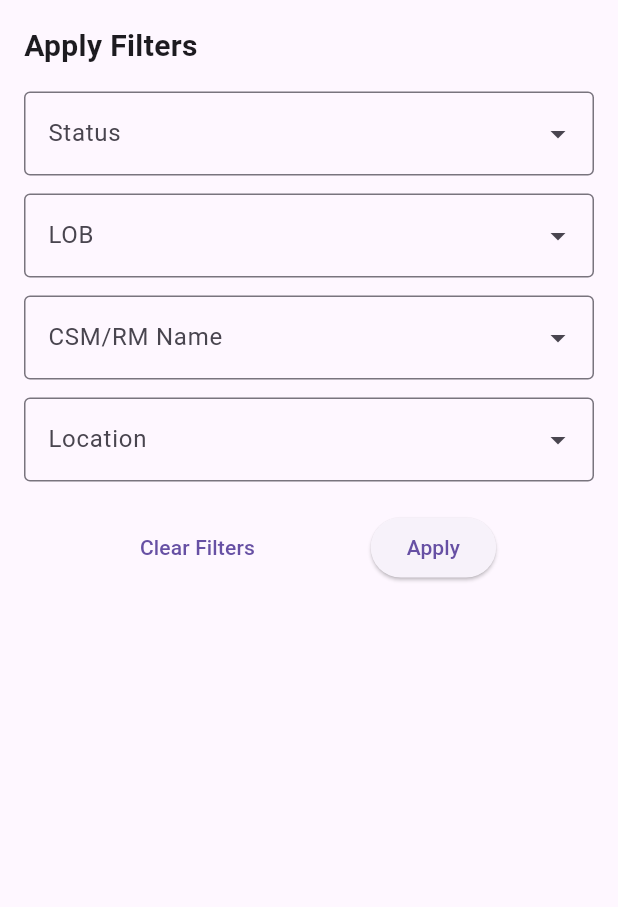
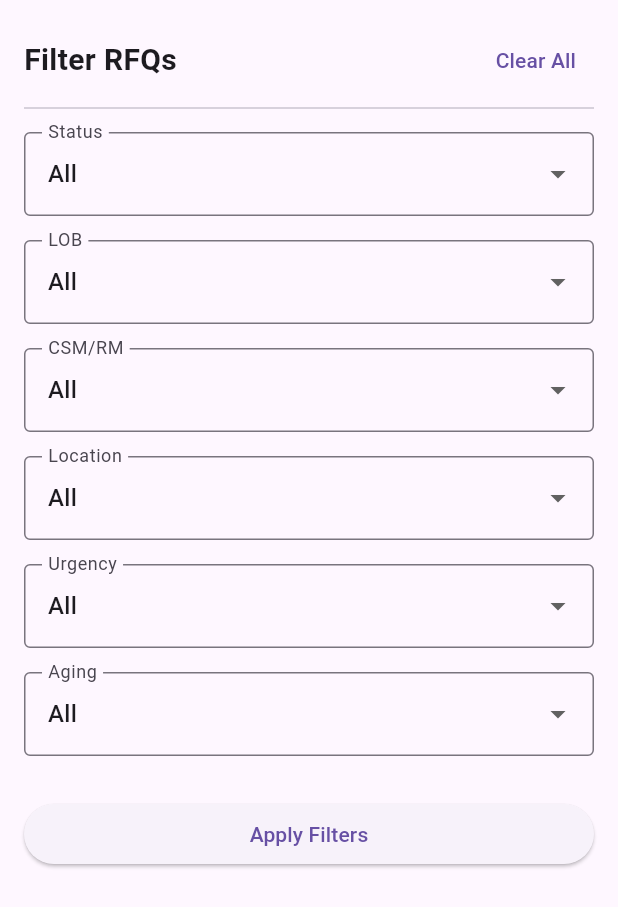
Before and after one commit to NexGenInsureTech/rfq-insights, a Flutter app: the FilterBottomSheet widget shown alone on an empty page, opened directly with empty values, on a phone screen of 412 x 824 dp. Shown: the top 907 px of the screen. Run offline on Flutter 3.47's test engine with Material 3 defaults, Android fonts, the phone set to English and light mode, and no system bars; drawn by our look-alikes of dropdown_search; our stand-ins replace cloud_firestore, csv, firebase_auth, firebase_core, fl_chart, web; missing offline and left inert: dart:js_interop; accounts and stored records are empty.

Commit message:
added the filter-feature of aging and urgency

```diff
--- a/rfq_insights/lib/screens/filter_bottom_sheet.dart
+++ b/rfq_insights/lib/screens/filter_bottom_sheet.dart
@@ -1,20 +1,23 @@
 import 'package:flutter/material.dart';
-import 'package:dropdown_search/dropdown_search.dart';
 
 class FilterBottomSheet extends StatefulWidget {
   final Set<String> uniqueStatuses;
   final Set<String> uniqueLOBs;
   final Set<String> uniqueCSMs;
-  final Set<String> uniqueLocations; // <-- NEW parameter
-  final Function(String?, String?, String?, String?)
-  onApplyFilters; // <-- Updated signature
+  final Set<String> uniqueLocations;
+  final List<String> urgencyFilters; // <-- NEW
+  final List<String> agingFilters; // <-- NEW
+  final Function(String?, String?, String?, String?, String?, String?)
+  onApplyFilters; // <-- UPDATED
 
   const FilterBottomSheet({
     super.key,
     required this.uniqueStatuses,
     required this.uniqueLOBs,
     required this.uniqueCSMs,
-    required this.uniqueLocations, // <-- Required here
+    required this.uniqueLocations,
+    required this.urgencyFilters,
+    required this.agingFilters,
     required this.onApplyFilters,
   });
 
@@ -26,136 +29,131 @@ class _FilterBottomSheetState extends State<FilterBottomSheet> {
   String? _selectedStatus;
   String? _selectedLOB;
   String? _selectedCSM;
-  String? _selectedLocation; // <-- NEW variable
+  String? _selectedLocation;
+  String? _selectedUrgency; // <-- NEW
+  String? _selectedAging; // <-- NEW
+
+  @override
+  void initState() {
+    super.initState();
+  }
+
+  void _clearFilters() {
+    setState(() {
+      _selectedStatus = null;
+      _selectedLOB = null;
+      _selectedCSM = null;
+      _selectedLocation = null;
+      _selectedUrgency = null;
+      _selectedAging = null;
+    });
+    // This will apply the cleared filters to the parent widget
+    widget.onApplyFilters(null, null, null, null, null, null);
+    Navigator.of(context).pop();
+  }
+
+  Widget _buildFilterDropdown({
+    required String label,
+    required List<String> options,
+    required String? selectedValue,
+    required ValueChanged<String?> onChanged,
+  }) {
+    return Padding(
+      padding: const EdgeInsets.symmetric(vertical: 8.0),
+      child: DropdownButtonFormField<String>(
+        value: selectedValue,
+        decoration: InputDecoration(
+          labelText: label,
+          border: const OutlineInputBorder(),
+        ),
+        items: [
+          const DropdownMenuItem<String>(value: null, child: Text('All')),
+          ...options.map((String value) {
+            return DropdownMenuItem<String>(value: value, child: Text(value));
+          }),
+        ],
+        onChanged: onChanged,
+      ),
+    );
+  }
 
   @override
   Widget build(BuildContext context) {
-    return Padding(
+    return SingleChildScrollView(
+      child: Container(
         padding: const EdgeInsets.all(16.0),
         child: Column(
           mainAxisSize: MainAxisSize.min,
           crossAxisAlignment: CrossAxisAlignment.stretch,
+          children: <Widget>[
+            Row(
+              mainAxisAlignment: MainAxisAlignment.spaceBetween,
               children: [
                 const Text(
-            'Apply Filters',
+                  'Filter RFQs',
                   style: TextStyle(fontSize: 20, fontWeight: FontWeight.bold),
                 ),
-          const SizedBox(height: 16),
-          // Status Dropdown
-          DropdownSearch<String>(
-            popupProps: const PopupProps.menu(showSearchBox: true),
-            items: (String filter, dynamic props) {
-              final list = widget.uniqueStatuses.toList();
-              if (filter.isEmpty) return list;
-              return list
-                  .where(
-                    (item) => item.toLowerCase().contains(filter.toLowerCase()),
-                  )
-                  .toList();
-            },
-            decoratorProps: const DropDownDecoratorProps(
-              decoration: InputDecoration(
-                labelText: "Status",
-                border: OutlineInputBorder(),
+                TextButton(
+                  onPressed: _clearFilters,
+                  child: const Text('Clear All'),
                 ),
+              ],
             ),
-            onChanged: (value) => _selectedStatus = value,
-            selectedItem: _selectedStatus,
+            const Divider(),
+            _buildFilterDropdown(
+              label: 'Status',
+              options: widget.uniqueStatuses.toList(),
+              selectedValue: _selectedStatus,
+              onChanged: (value) => setState(() => _selectedStatus = value),
             ),
-          const SizedBox(height: 12),
-          // LOB Dropdown
-          DropdownSearch<String>(
-            popupProps: const PopupProps.menu(showSearchBox: true),
-            items: (String filter, dynamic props) {
-              final list = widget.uniqueLOBs.toList();
-              if (filter.isEmpty) return list;
-              return list
-                  .where(
-                    (item) => item.toLowerCase().contains(filter.toLowerCase()),
-                  )
-                  .toList();
-            },
-            decoratorProps: const DropDownDecoratorProps(
-              decoration: InputDecoration(
-                labelText: "LOB",
-                border: OutlineInputBorder(),
+            _buildFilterDropdown(
+              label: 'LOB',
+              options: widget.uniqueLOBs.toList(),
+              selectedValue: _selectedLOB,
+              onChanged: (value) => setState(() => _selectedLOB = value),
             ),
+            _buildFilterDropdown(
+              label: 'CSM/RM',
+              options: widget.uniqueCSMs.toList(),
+              selectedValue: _selectedCSM,
+              onChanged: (value) => setState(() => _selectedCSM = value),
             ),
-            onChanged: (value) => _selectedLOB = value,
-            selectedItem: _selectedLOB,
+            _buildFilterDropdown(
+              label: 'Location',
+              options: widget.uniqueLocations.toList(),
+              selectedValue: _selectedLocation,
+              onChanged: (value) => setState(() => _selectedLocation = value),
             ),
-          const SizedBox(height: 12),
-          // CSM/RM Name Dropdown
-          DropdownSearch<String>(
-            popupProps: const PopupProps.menu(showSearchBox: true),
-            items: (String filter, dynamic props) {
-              final list = widget.uniqueCSMs.toList();
-              if (filter.isEmpty) return list;
-              return list
-                  .where(
-                    (item) => item.toLowerCase().contains(filter.toLowerCase()),
-                  )
-                  .toList();
-            },
-            decoratorProps: const DropDownDecoratorProps(
-              decoration: InputDecoration(
-                labelText: "CSM/RM Name",
-                border: OutlineInputBorder(),
+            // --- NEW DROPDOWNS ---
+            _buildFilterDropdown(
+              label: 'Urgency',
+              options: widget.urgencyFilters,
+              selectedValue: _selectedUrgency,
+              onChanged: (value) => setState(() => _selectedUrgency = value),
             ),
-            ),
-            onChanged: (value) => _selectedCSM = value,
-            selectedItem: _selectedCSM,
-          ),
-          const SizedBox(height: 12),
-          // Location Dropdown <-- NEW
-          DropdownSearch<String>(
-            popupProps: const PopupProps.menu(showSearchBox: true),
-            items: (String filter, dynamic props) {
-              final list = widget.uniqueLocations.toList();
-              if (filter.isEmpty) return list;
-              return list
-                  .where(
-                    (item) => item.toLowerCase().contains(filter.toLowerCase()),
-                  )
-                  .toList();
-            },
-            decoratorProps: const DropDownDecoratorProps(
-              decoration: InputDecoration(
-                labelText: "Location",
-                border: OutlineInputBorder(),
-              ),
-            ),
-            onChanged: (value) => _selectedLocation = value,
-            selectedItem: _selectedLocation,
+            _buildFilterDropdown(
+              label: 'Aging',
+              options: widget.agingFilters,
+              selectedValue: _selectedAging,
+              onChanged: (value) => setState(() => _selectedAging = value),
             ),
             const SizedBox(height: 20),
-          Row(
-            mainAxisAlignment: MainAxisAlignment.spaceEvenly,
-            children: [
-              TextButton(
-                onPressed: () {
-                  // Pass null for all filter variables to clear them
-                  widget.onApplyFilters(null, null, null, null);
-                  Navigator.of(context).pop();
-                },
-                child: const Text('Clear Filters'),
-              ),
             ElevatedButton(
               onPressed: () {
-                  // Apply all selected filter variables
                 widget.onApplyFilters(
                   _selectedStatus,
                   _selectedLOB,
                   _selectedCSM,
                   _selectedLocation,
+                  _selectedUrgency,
+                  _selectedAging,
                 );
                 Navigator.of(context).pop();
               },
-                child: const Text('Apply'),
+              child: const Text('Apply Filters'),
             ),
           ],
         ),
-        ],
       ),
     );
   }
```
Also changed, not shown: rfq_insights/lib/screens/rfq_list_screen.dart (+119 -72 lines), 1 other file. Lines whose indentation alone changed are shown as unchanged.
